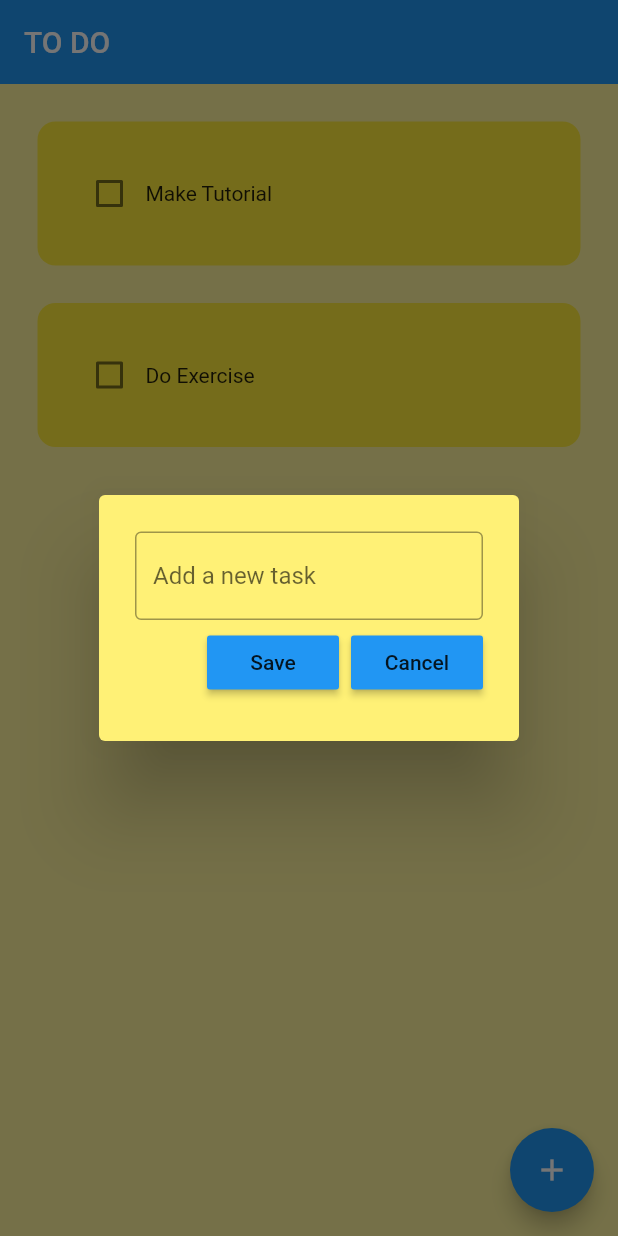
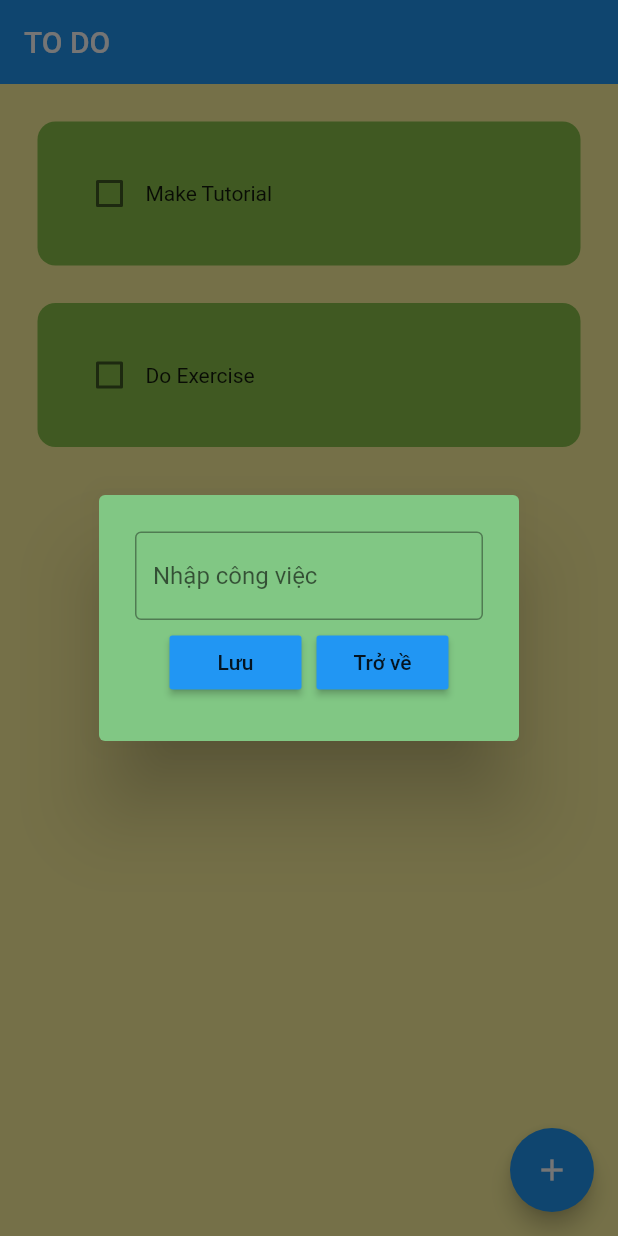
Before and after one commit to Ngoc-HM/AppByMe, a Flutter app: the HomePage screen opened directly, after a tap on the "add" icon, on a phone screen of 412 x 824 dp. Run offline on Flutter 3.47's test engine with Material 2 defaults, Android fonts, the phone set to English and light mode, and no system bars; drawn by our look-alikes of flutter_slidable; our stand-ins replace cloud_firestore, firebase_auth, firebase_core, firebase_messaging, firebase_storage, flip_card and 9 more; accounts and stored records are empty; network calls fail.

Commit message:
đoi mau tobo list

```diff
--- a/lib/ToDoList/util/dialog_box.dart
+++ b/lib/ToDoList/util/dialog_box.dart
@@ -17,7 +17,7 @@ class DialogBox extends StatelessWidget {
   @override
   Widget build(BuildContext context) {
     return AlertDialog(
-      backgroundColor: Colors.yellow[300],
+      backgroundColor: Colors.green[300],
       content: Container(
         height: 120,
         child: Column(
@@ -28,21 +28,21 @@ class DialogBox extends StatelessWidget {
               controller: controller,
               decoration: InputDecoration(
                 border: OutlineInputBorder(),
-                hintText: "Add a new task",
+                hintText: "Nhập công việc",
               ),
             ),
 
             // buttons -> save + cancel
             Row(
-              mainAxisAlignment: MainAxisAlignment.end,
+              mainAxisAlignment: MainAxisAlignment.center,
               children: [
                 // save button
-                MyButton(text: "Save", onPressed: onSave),
+                MyButton(text: "Lưu", onPressed: onSave),
 
-                const SizedBox(width: 8),
+                const SizedBox(width: 10),
 
                 // cancel button
-                MyButton(text: "Cancel", onPressed: onCancel),
+                MyButton(text: "Trở về", onPressed: onCancel),
               ],
             ),
           ],
--- a/lib/ToDoList/util/todo_tile.dart
+++ b/lib/ToDoList/util/todo_tile.dart
@@ -34,7 +34,7 @@ class ToDoTile extends StatelessWidget {
         child: Container(
           padding: EdgeInsets.all(24),
           decoration: BoxDecoration(
-            color: Colors.yellow,
+            color: Colors.lightGreen,
             borderRadius: BorderRadius.circular(12),
           ),
           child: Row(
```
Also changed, not shown: lib/ToDoList/main_screen.dart (+0 -8 lines), 1 other file.
